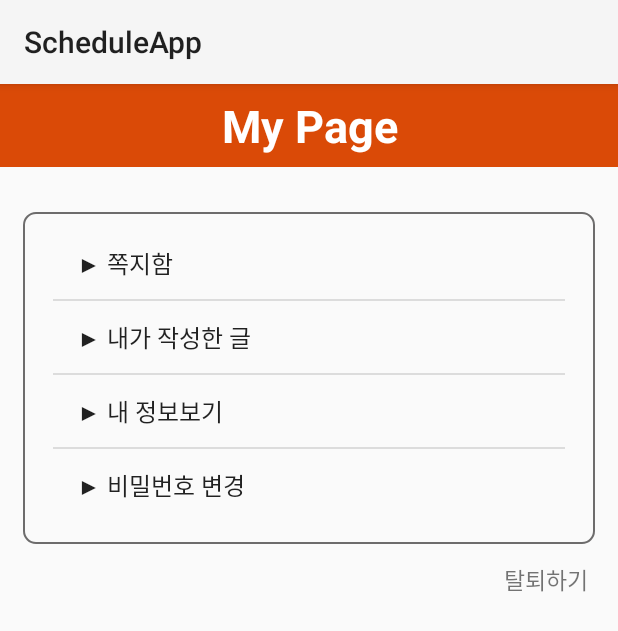
After one commit to seoYeongGH/ScheduleApp, an Android app: the MyPage screen opened directly, with no data from a screen before it, on a phone screen of 412 x 824 dp. The commit adds this screen. Shown: the top 631 px of the screen. Run offline under Robolectric (Android 15) with nearby library versions, the phone set to English and light mode, and no system bars.

Commit message:
Add Function -MyPage
Add menus in Mypage.

```diff
--- a/app/src/main/AndroidManifest.xml
+++ b/app/src/main/AndroidManifest.xml
@@ -12,7 +12,8 @@
         android:roundIcon="@mipmap/ic_launcher_round"
         android:supportsRtl="true"
         android:theme="@style/AppTheme">
-        <activity android:name=".FindPage"></activity>
+        <activity android:name=".MyPage"></activity>
+        <activity android:name=".FindPage" />
         <activity android:name=".LoginPage" />
         <activity android:name=".JoinPage" />
         <activity android:name=".MainActivity">
--- a/app/src/main/java/com/example/scheduleapp/MainActivity.java
+++ b/app/src/main/java/com/example/scheduleapp/MainActivity.java
@@ -93,7 +93,10 @@ public class MainActivity extends AppCompatActivity {
         txtMypage.setOnClickListener(new View.OnClickListener() {
             @Override
             public void onClick(View view) {
+                Intent intent = new Intent(getApplicationContext(),MyPage.class);
+                intent.setFlags(Intent.FLAG_ACTIVITY_REORDER_TO_FRONT);
 
+                startActivity(intent);
             }
         });
 
--- /dev/null
+++ b/app/src/main/java/com/example/scheduleapp/MyPage.java
@@ -0,0 +1,88 @@
+package com.example.scheduleapp;
+
+import androidx.appcompat.app.AppCompatActivity;
+
+import android.os.Bundle;
+import android.util.Log;
+import android.view.View;
+import android.widget.AdapterView;
+import android.widget.ArrayAdapter;
+import android.widget.ListView;
+import android.widget.TextView;
+
+import com.example.scheduleapp.Retro.RetroController;
+import com.example.scheduleapp.Retro.UserService;
+
+import java.util.HashMap;
+
+import retrofit2.Call;
+import retrofit2.Callback;
+import retrofit2.Response;
+import retrofit2.Retrofit;
+
+public class MyPage extends AppCompatActivity {
+    TextView txtInfo;
+    private boolean isShow;
+
+    @Override
+    protected void onCreate(Bundle savedInstanceState) {
+        super.onCreate(savedInstanceState);
+        setContentView(R.layout.mypage_activity);
+
+        txtInfo = findViewById(R.id.txtInfo);
+
+        final String[] arrMenu = {"▶ 쪽지함","▶ 내가 작성한 글", "▶ 내 정보보기", "▶ 비밀번호 변경"};
+        isShow = false;
+
+        HashMap hashMap = new HashMap();
+        hashMap.put("doing","getInfo");
+
+        getCommunication(hashMap);
+
+        ArrayAdapter adapter = new ArrayAdapter(this, android.R.layout.simple_list_item_1, arrMenu);
+
+        ListView lstMenu = findViewById(R.id.lstMyMenu);
+        lstMenu.setAdapter(adapter);
+
+        lstMenu.setOnItemClickListener(new AdapterView.OnItemClickListener() {
+            @Override
+            public void onItemClick(AdapterView<?> adapterView, View view, int i, long l) {
+                if(i==2){
+                    if(isShow)
+                        txtInfo.setTextSize(0);
+                    else
+                        txtInfo.setTextSize(18);
+
+                    isShow = !isShow;
+                }
+            }
+        });
+    }
+
+    private void getCommunication (HashMap hashMap){
+        Retrofit retrofit = RetroController.getInstance().getRetrofit();
+        UserService userService = retrofit.create(UserService.class);
+
+        Call<HashMap> getService = userService.getService(hashMap);
+
+        getService.enqueue(new Callback<HashMap>() {
+            @Override
+            public void onResponse(Call<HashMap> call, Response<HashMap> response) {
+                if(response.isSuccessful()){
+                    Log.d("DODO","START");
+                    HashMap hashInfo =  response.body();
+                    Log.d("GETINFO","ID: "+hashInfo.get("id")+"\n이름; "+hashInfo.get("name")+"\nE-mail: "+hashInfo.get("email"));
+                    txtInfo.setText("ID: "+hashInfo.get("id")+"\n이름; "+hashInfo.get("name")+"\nE-mail: "+hashInfo.get("email"));
+                }
+                else{
+                    Log.d("INFO_ERR","Info Retrofit Err");
+                }
+            }
+
+            @Override
+            public void onFailure(Call<HashMap> call, Throwable t) {
+
+            }
+        });
+    }
+}
--- a/app/src/main/java/com/example/scheduleapp/Retro/RetroController.java
+++ b/app/src/main/java/com/example/scheduleapp/Retro/RetroController.java
@@ -27,7 +27,7 @@ public class RetroController {
     }
 
     public void buildService(){
-        String baseUrl = "http://10.0.2.2:8080";
+        String baseUrl = "http://192.168.0.5:8080";
 
         synchronized (RetroController.class){
             Gson gson = new GsonBuilder()
--- a/app/src/main/java/com/example/scheduleapp/Retro/UserService.java
+++ b/app/src/main/java/com/example/scheduleapp/Retro/UserService.java
@@ -3,6 +3,8 @@ package com.example.scheduleapp.Retro;
 import java.util.HashMap;
 
 import retrofit2.Call;
+import retrofit2.http.Body;
+import retrofit2.http.Field;
 import retrofit2.http.FieldMap;
 import retrofit2.http.FormUrlEncoded;
 import retrofit2.http.POST;
@@ -12,4 +14,8 @@ public interface UserService {
     @FormUrlEncoded
     @POST("/schedule/user.do")
     Call<Integer> doService(@FieldMap HashMap<String,Object> parameters);
+
+    @FormUrlEncoded
+    @POST("/schedule/user.do")
+    Call<HashMap> getService(@FieldMap HashMap<String,String> parameters);
 }
--- /dev/null
+++ b/app/src/main/res/layout/mypage_activity.xml
@@ -0,0 +1,58 @@
+<?xml version="1.0" encoding="utf-8"?>
+<LinearLayout xmlns:android="http://schemas.android.com/apk/res/android"
+    xmlns:app="http://schemas.android.com/apk/res-auto"
+    xmlns:tools="http://schemas.android.com/tools"
+    android:layout_width="match_parent"
+    android:layout_height="match_parent"
+    android:orientation="vertical"
+    tools:context=".MyPage">
+
+    <TextView
+        android:id="@+id/textView6"
+        android:layout_width="match_parent"
+        android:layout_height="55dp"
+        android:background="#DA4A07"
+        android:gravity="center"
+        android:text="My Page"
+        android:textColor="@android:color/background_light"
+        android:textSize="30sp"
+        android:textStyle="bold" />
+
+    <LinearLayout
+        android:layout_width="match_parent"
+        android:layout_height="wrap_content"
+        android:layout_marginLeft="15dp"
+        android:layout_marginTop="30dp"
+        android:layout_marginRight="15dp"
+        android:layout_marginBottom="10dp"
+        android:background="@drawable/borderlayout"
+        android:orientation="vertical"
+        android:paddingLeft="20dp"
+        android:paddingTop="10dp"
+        android:paddingRight="20dp"
+        android:paddingBottom="15dp">
+
+        <ListView
+            android:id="@+id/lstMyMenu"
+            android:layout_width="match_parent"
+            android:layout_height="wrap_content">
+
+        </ListView>
+
+    </LinearLayout>
+
+    <TextView
+        android:id="@+id/txtInfo"
+        android:layout_width="match_parent"
+        android:layout_height="wrap_content"
+        android:textSize="0sp" />
+
+    <TextView
+        android:layout_width="match_parent"
+        android:layout_height="wrap_content"
+        android:layout_marginRight="20dp"
+        android:gravity="right"
+        android:text="탈퇴하기"
+        android:textSize="15sp" />
+
+</LinearLayout>
```
